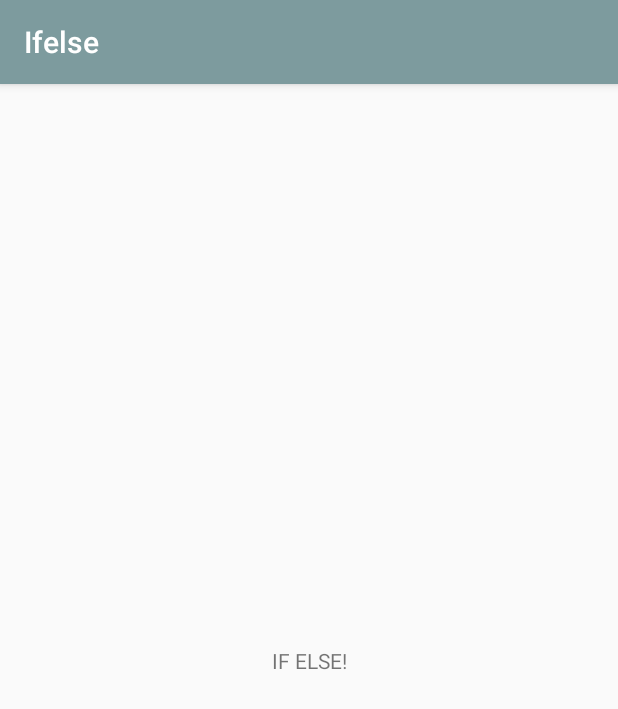
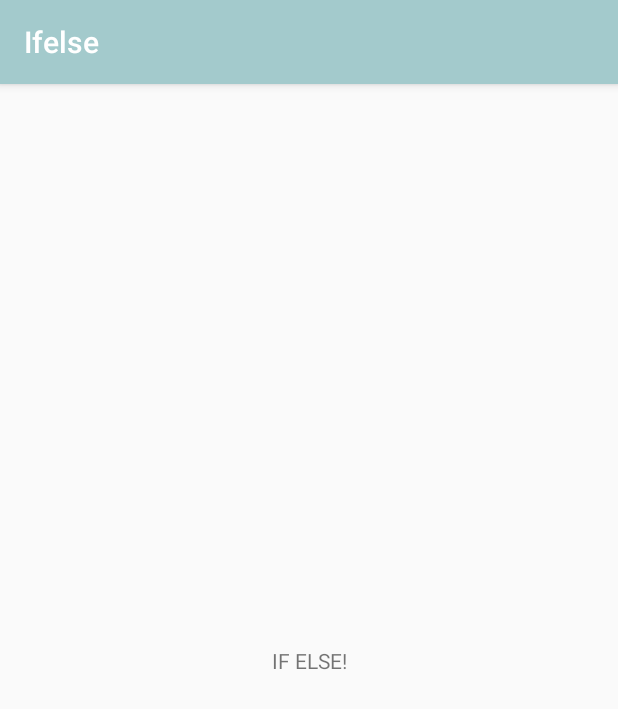
Before and after one commit to SocialAppProject/ifelse, an Android app: the screen it shows after launch (MainActivity), on a phone screen of 412 x 824 dp. Shown: the top 709 px of the screen. Run offline under Robolectric (Android 15) with nearby library versions, the phone set to English and light mode, and no system bars.

Commit message:
10/01 Update(2)
change main color

```diff
--- a/app/src/main/res/values/colors.xml
+++ b/app/src/main/res/values/colors.xml
@@ -1,6 +1,6 @@
 <?xml version="1.0" encoding="utf-8"?>
 <resources>
-    <color name="colorPrimary">#7D9B9E</color>
-    <color name="colorPrimaryDark">#6A8487</color>
+    <color name="colorPrimary">#A3CACC</color>
+    <color name="colorPrimaryDark">#7D9B9E</color>
     <color name="colorAccent">#FF4081</color>
 </resources>
```
